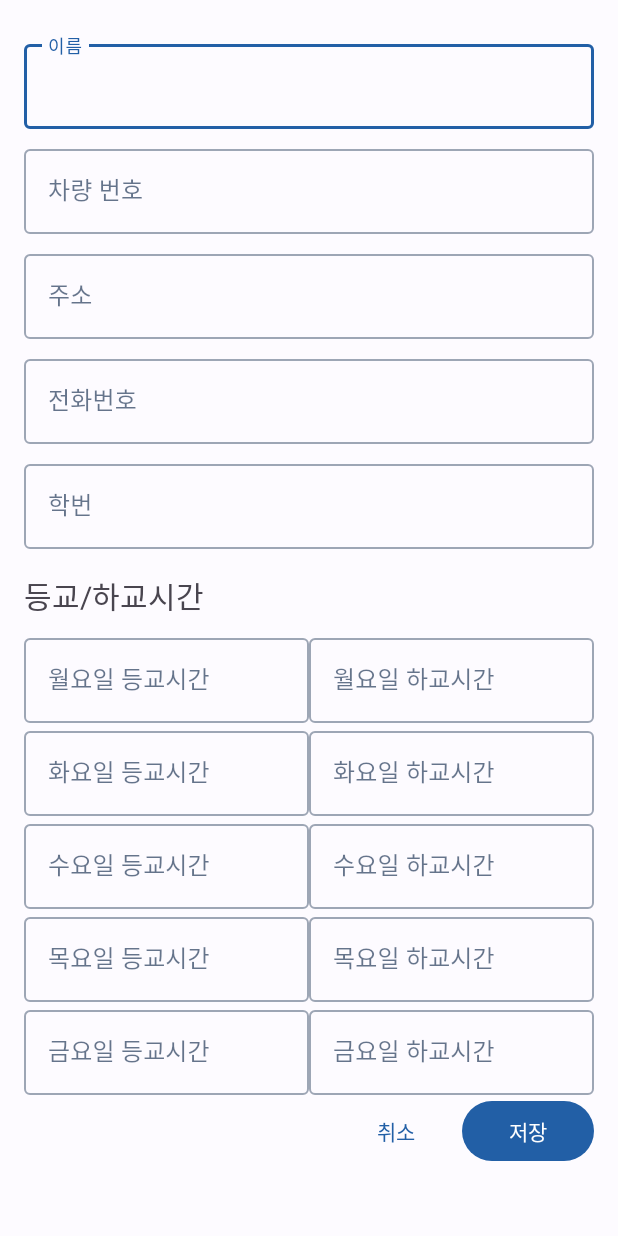
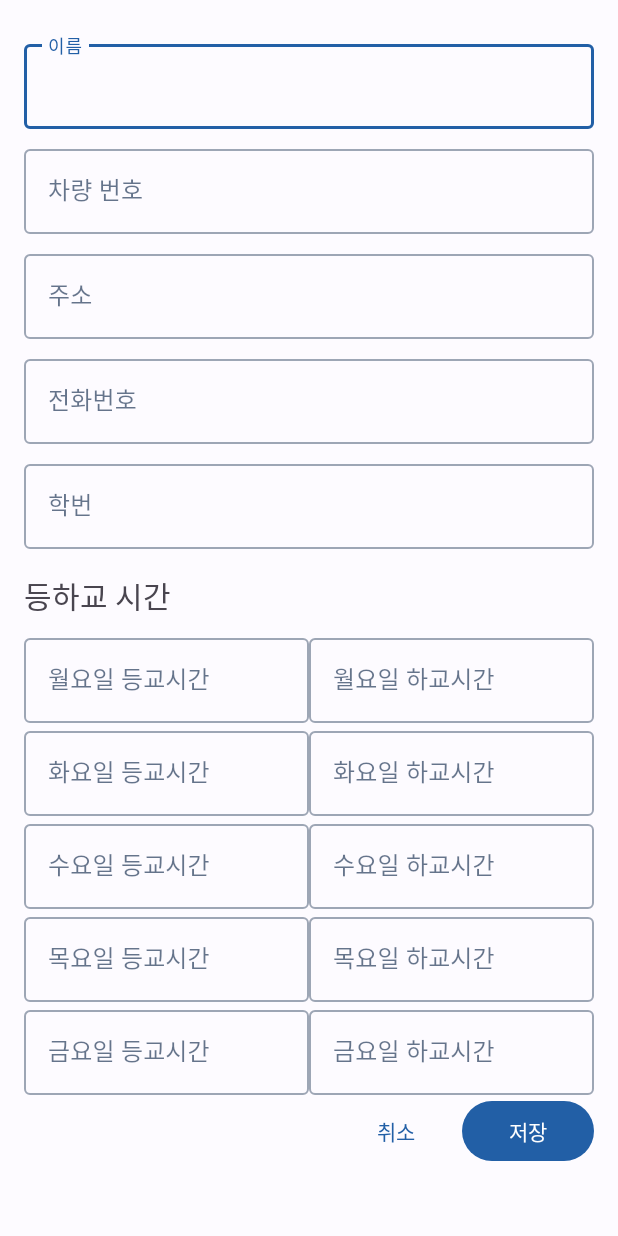
Before and after one commit to Starcandy320/Gachigachi, an Android app: the CarReg screen opened directly, with no data from a screen before it, on a phone screen of 412 x 824 dp. Run offline under Robolectric (Android 15) with nearby library versions, the phone set to English and light mode, and no system bars; our stand-ins replace Firebase (no records; nobody signed in at launch, a user with empty details on screens opened directly).

Commit message:
전화번호, 차량번호, 학번 초과입력 방지

```diff
--- a/app/src/main/java/com/yc/ac/gachigachi/CarReg.java
+++ b/app/src/main/java/com/yc/ac/gachigachi/CarReg.java
@@ -5,6 +5,7 @@ import android.os.Bundle;
 import android.util.Log;
 import android.widget.Toast;
 
+import androidx.activity.OnBackPressedCallback;
 import androidx.appcompat.app.AppCompatActivity;
 
 import com.google.android.material.button.MaterialButton;
@@ -79,7 +80,6 @@ public class CarReg extends AppCompatActivity {
 
         // back키 클릭시 동작
 
-
         // cancelButton 클릭시 동작
         cancelButton.setOnClickListener(v -> new MaterialAlertDialogBuilder(CarReg.this)
                 .setTitle("경고")
--- a/app/src/main/res/layout/activity_car_reg.xml
+++ b/app/src/main/res/layout/activity_car_reg.xml
@@ -37,7 +37,8 @@
             <com.google.android.material.textfield.TextInputEditText
                 android:id="@+id/editTextCarNumber"
                 android:layout_width="match_parent"
-                android:layout_height="wrap_content" />
+                android:layout_height="wrap_content"
+                android:maxLength="8"/>
         </com.google.android.material.textfield.TextInputLayout>
 
         <com.google.android.material.textfield.TextInputLayout
@@ -64,6 +65,7 @@
                 android:id="@+id/editTextPhoneNumber"
                 android:layout_width="match_parent"
                 android:layout_height="wrap_content"
+                android:maxLength="11"
                 android:inputType="phone"/>
         </com.google.android.material.textfield.TextInputLayout>
 
@@ -77,13 +79,14 @@
             <com.google.android.material.textfield.TextInputEditText
                 android:id="@+id/editTextStudentID"
                 android:layout_width="match_parent"
-                android:layout_height="wrap_content"/>
+                android:layout_height="wrap_content"
+                android:maxLength="8"/>
         </com.google.android.material.textfield.TextInputLayout>
 
         <TextView
             android:layout_width="wrap_content"
             android:layout_height="wrap_content"
-            android:text="등교/하교시간"
+            android:text="등하교 시간"
             android:textSize="20sp"
             android:layout_marginTop="16dp"
             android:layout_marginBottom="8dp" />
```
